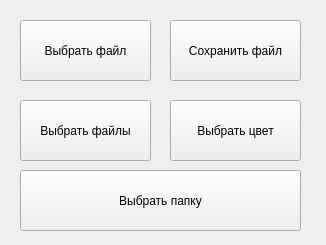
artur0527rg/pyqt5_hohlov, file untitled.ui: the form before one commit.
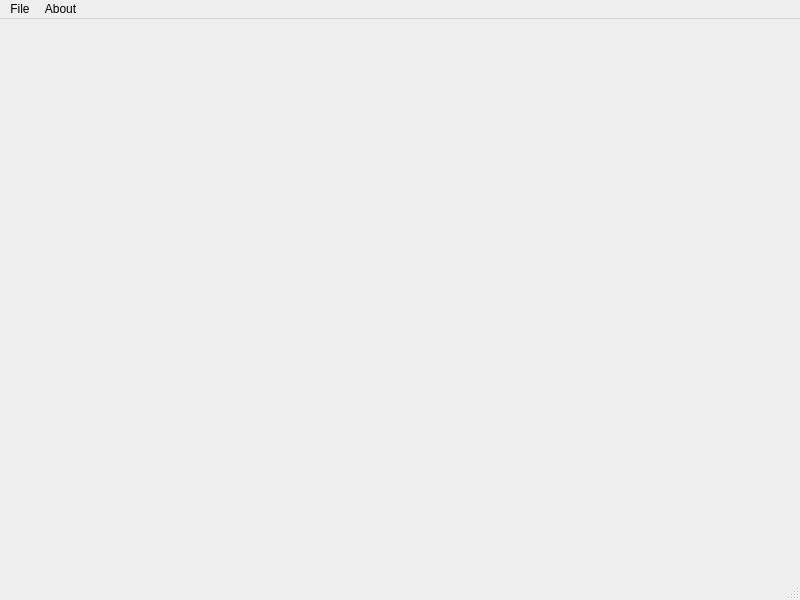
The form after the commit.

Commit message: Уведомления Урок 7 Menubar, Statusbar

The edit to the form file:
```diff
--- a/untitled.ui
+++ b/untitled.ui
@@ -6,80 +6,62 @@
    <rect>
     <x>0</x>
     <y>0</y>
-    <width>326</width>
-    <height>245</height>
+    <width>800</width>
+    <height>600</height>
    </rect>
   </property>
   <property name="windowTitle">
    <string>MainWindow</string>
   </property>
-  <widget class="QWidget" name="centralwidget">
-   <widget class="QPushButton" name="pushButton">
-    <property name="geometry">
-     <rect>
-      <x>20</x>
-      <y>20</y>
-      <width>131</width>
-      <height>61</height>
-     </rect>
+  <widget class="QWidget" name="centralwidget"/>
+  <widget class="QMenuBar" name="menubar">
+   <property name="geometry">
+    <rect>
+     <x>0</x>
+     <y>0</y>
+     <width>800</width>
+     <height>26</height>
+    </rect>
+   </property>
+   <widget class="QMenu" name="menuFile">
+    <property name="title">
+     <string>File</string>
     </property>
-    <property name="text">
-     <string>Выбрать файл</string>
-    </property>
+    <addaction name="actionOpen_files"/>
+    <addaction name="actionOpen_file"/>
+    <addaction name="actionOpen_folder"/>
+    <addaction name="separator"/>
+    <addaction name="actionSave_file"/>
    </widget>
-   <widget class="QPushButton" name="pushButton_2">
-    <property name="geometry">
-     <rect>
-      <x>170</x>
-      <y>20</y>
-      <width>131</width>
-      <height>61</height>
-     </rect>
+   <widget class="QMenu" name="menuAbout">
+    <property name="title">
+     <string>About</string>
     </property>
-    <property name="text">
-     <string>Сохранить файл</string>
-    </property>
    </widget>
-   <widget class="QPushButton" name="pushButton_3">
-    <property name="geometry">
-     <rect>
-      <x>20</x>
-      <y>100</y>
-      <width>131</width>
-      <height>61</height>
-     </rect>
-    </property>
-    <property name="text">
-     <string>Выбрать файлы</string>
-    </property>
-   </widget>
-   <widget class="QPushButton" name="pushButton_4">
-    <property name="geometry">
-     <rect>
-      <x>170</x>
-      <y>100</y>
-      <width>131</width>
-      <height>61</height>
-     </rect>
-    </property>
-    <property name="text">
-     <string>Выбрать цвет</string>
-    </property>
-   </widget>
-   <widget class="QPushButton" name="pushButton_5">
-    <property name="geometry">
-     <rect>
-      <x>20</x>
-      <y>170</y>
-      <width>281</width>
-      <height>61</height>
-     </rect>
-    </property>
-    <property name="text">
-     <string>Выбрать папку</string>
-    </property>
-   </widget>
+   <addaction name="menuFile"/>
+   <addaction name="menuAbout"/>
   </widget>
+  <widget class="QStatusBar" name="statusbar"/>
+  <action name="actionOpen_file">
+   <property name="text">
+    <string>Open file</string>
+   </property>
+  </action>
+  <action name="actionSave_file">
+   <property name="text">
+    <string>Save file</string>
+   </property>
+  </action>
+  <action name="actionOpen_folder">
+   <property name="text">
+    <string>Open folder</string>
+   </property>
+  </action>
+  <action name="actionOpen_files">
+   <property name="text">
+    <string>Open files</string>
+   </property>
+  </action>
  </widget>
  <resources/>
  <connections/>
```
The commit also changes 2 other files.
